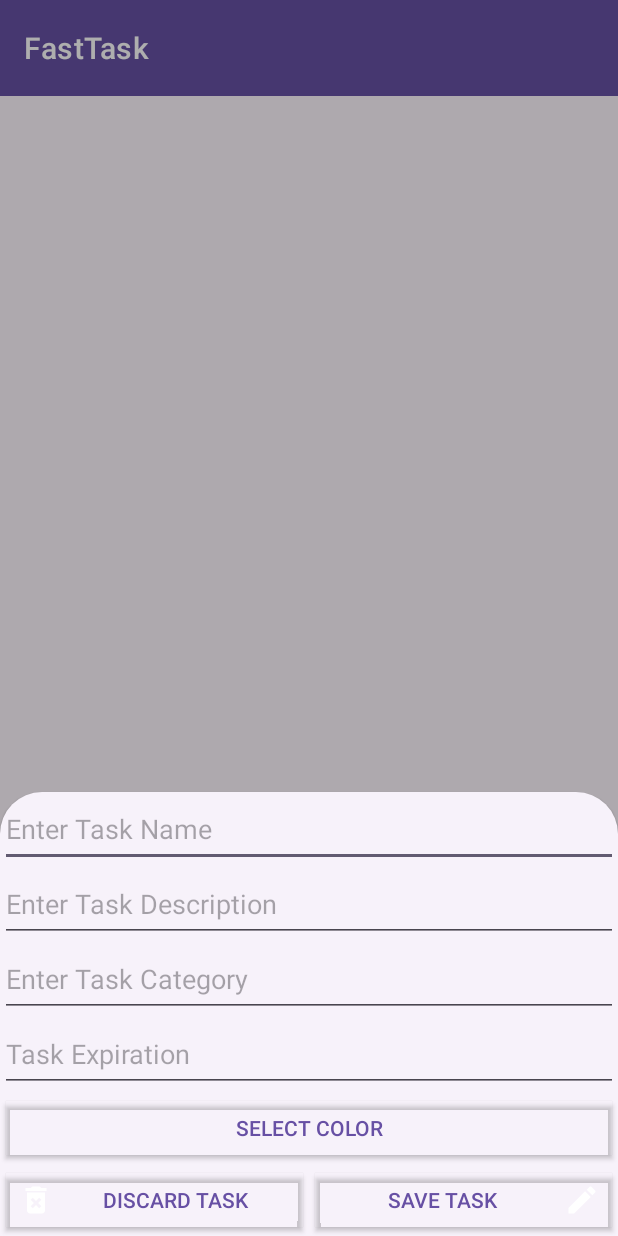
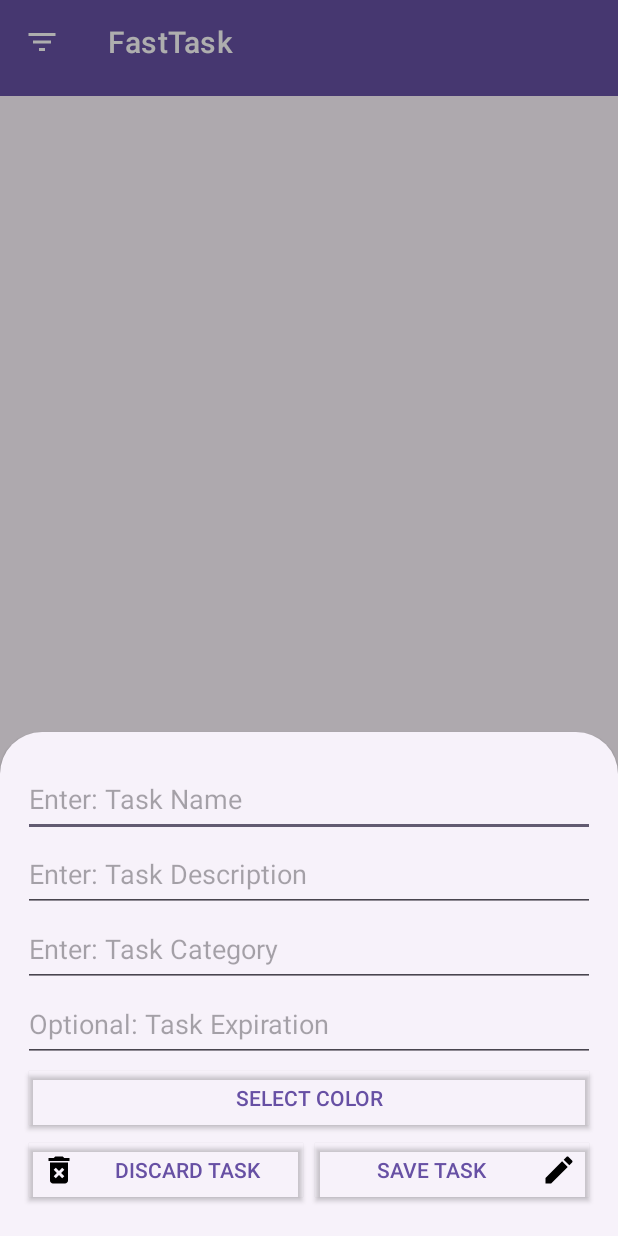
Before and after one commit to jagernet-ops/fast-task, an Android app: the screen it shows after launch (MainActivity), after a tap on "Add Task", on a phone screen of 412 x 824 dp. Run offline under Robolectric (Android 15) with nearby library versions, the phone set to English and light mode, and no system bars; libraries missing offline, so code that uses them is left out: com.github.dhaval2404.colorpicker.

Commit message:
updated task object construction in getAllTasks method and made task name the only mandatory field for task construction

```diff
--- a/app/src/main/java/com/jager/fasttask/Adapter/ToDoAdapter.java
+++ b/app/src/main/java/com/jager/fasttask/Adapter/ToDoAdapter.java
@@ -9,6 +9,7 @@
 import android.widget.CompoundButton;
 import android.widget.ImageView;
 import android.widget.TextView;
+import android.util.Log;
 
 import androidx.annotation.NonNull;
 import androidx.recyclerview.widget.RecyclerView;
@@ -51,9 +52,11 @@
             @Override
             public void onCheckedChanged(CompoundButton buttonView, boolean isChecked) {
                 if(isChecked){
+                    int selectedTask = holder.getAdapterPosition();
                     task.setComplete(true);
-                    taskList.remove(task);
+                    taskList.remove(selectedTask);
                     databaseHelper.deleteTask(task);
+                    notifyDataSetChanged();
                 }
             }
         });
--- a/app/src/main/java/com/jager/fasttask/Database/TaskListContract.java
+++ b/app/src/main/java/com/jager/fasttask/Database/TaskListContract.java
@@ -5,8 +5,8 @@
     private TaskListContract() {}
     public static class TaskEntry implements BaseColumns {
         public static final String TABLE_NAME = "tasks";
-        public static final String COLUMN_NAME_CATEGORY_ID = "categoryId";
-        public static final String COLUMN_NAME_TASKNAME = "name";
+        public static final String COLUMN_NAME_CATEGORY = "category";
+        public static final String COLUMN_NAME_TASK_NAME = "name";
         public static final String COLUMN_NAME_DESCRIPTION = "description";
         public static final String COLUMN_NAME_COLOR = "color";
         public static final String COLUMN_NAME_EXPIRATION = "expirationDate";
--- a/app/src/main/java/com/jager/fasttask/Database/TaskListDatabase.java
+++ b/app/src/main/java/com/jager/fasttask/Database/TaskListDatabase.java
@@ -5,11 +5,11 @@
 
 import com.jager.fasttask.Task;
 import com.jager.fasttask.Database.TaskListContract.TaskEntry;
-import com.jager.fasttask.Database.CategoryListContract.CategoryEntry;
 
 import android.database.Cursor;
 import android.database.sqlite.SQLiteDatabase;
 import android.database.sqlite.SQLiteOpenHelper;
+import android.util.Log;
 
 import java.util.ArrayList;
 import java.util.Date;
@@ -17,24 +17,18 @@
 
 public class TaskListDatabase extends SQLiteOpenHelper {
     private static final String SQL_CREATE_TASK_ENTRIES =
-            "CREATE TABLE IF NOT EXISTS " + TaskEntry.TABLE_NAME + " (" +
+            "CREATE TABLE " + TaskEntry.TABLE_NAME + " (" +
                     TaskEntry._ID + " INTEGER PRIMARY KEY," +
-                    TaskEntry.COLUMN_NAME_CATEGORY_ID + " INTEGER," +
-                    TaskEntry.COLUMN_NAME_TASKNAME + " TEXT, " +
+                    TaskEntry.COLUMN_NAME_CATEGORY + " TEXT," +
+                    TaskEntry.COLUMN_NAME_TASK_NAME + " TEXT, " +
                     TaskEntry.COLUMN_NAME_DESCRIPTION + " TEXT, " +
                     TaskEntry.COLUMN_NAME_COLOR + " TEXT, " +
                     TaskEntry.COLUMN_NAME_EXPIRATION + " TEXT, " +
                     TaskEntry.COLUMN_NAME_CREATION + " TEXT, " +
                     TaskEntry.COLUMN_NAME_COMPLETION + " TEXT );";
-    private static final String SQL_CREATE_CATEGORIES_ENTRIES =
-            "CREATE TABLE IF NOT EXISTS " + CategoryEntry.TABLE_NAME + " (" +
-                    CategoryEntry._ID + "INTEGER PRIMARY KEY," +
-                    CategoryEntry.COLUMN_NAME_CATEGORY_NAME + "TEXT );";
     private static final String SQL_DELETE_TASK_ENTRIES =
             "DROP TABLE IF EXISTS " + TaskEntry.TABLE_NAME;
 
-    private static final String SQL_DELETE_CATEGORY_ENTRIES =
-            "DROP TABLE IF EXISTS " + CategoryEntry.TABLE_NAME;
     private static final String DATABASE_NAME = "TaskList.db";
     private static final int DATABASE_VERSION = 1;
     private static TaskListDatabase managementInstance = null;
@@ -50,20 +44,21 @@
         return managementInstance;
     }
 
+
     public void insertTask(Task task){
         SQLiteDatabase db = this.getWritableDatabase();
         ContentValues taskValues = new ContentValues();
-        taskValues.put(TaskEntry.COLUMN_NAME_TASKNAME, task.getTaskName());
+        taskValues.put(TaskEntry.COLUMN_NAME_TASK_NAME, task.getTaskName());
         taskValues.put(TaskEntry.COLUMN_NAME_DESCRIPTION, task.getTaskDescription());
         taskValues.put(TaskEntry.COLUMN_NAME_COLOR, task.getColor());
-        taskValues.put(TaskEntry.COLUMN_NAME_CREATION, task.getCreationDate().getTime());
+        taskValues.put(TaskEntry.COLUMN_NAME_CREATION, String.valueOf(task.getCreationDate().getTime()));
         if(task.getExpirationDate() != null){
             taskValues.put(TaskEntry.COLUMN_NAME_EXPIRATION, task.getExpirationDate().getTime());
         }
+        if(task.getCategory() != null){
+            taskValues.put(TaskEntry.COLUMN_NAME_CATEGORY, task.getCategory());
+        }
         db.insert(TaskEntry.TABLE_NAME, null, taskValues);
-        ContentValues categoryValues = new ContentValues();
-        categoryValues.put(CategoryEntry.COLUMN_NAME_CATEGORY_NAME, task.getCategory());
-        db.insert(CategoryEntry.TABLE_NAME, null, categoryValues);
     }
 
     public void deleteTask(Task task){
@@ -80,10 +75,9 @@
             if (allTasks != null) {
                 if (allTasks.moveToFirst()) {
                     do {
-                        Cursor categoryCursor = db.query(CategoryEntry.TABLE_NAME, null, CategoryEntry._ID + "=?", new String[]{String.valueOf(allTasks.getString(2))}, null, null, null);
-                        categoryCursor.moveToFirst();
-                        Task newTask = new Task(allTasks.getString(3), allTasks.getString(4), new Date(Long.parseLong(allTasks.getString(7))), categoryCursor.getString(1));
-                        newTask.setId(allTasks.getInt(1));
+                        Task newTask = new Task(allTasks.getString(2), allTasks.getString(1), allTasks.getString(6) != null ? new Date(Long.parseLong(allTasks.getString(6))) : new Date(), allTasks.getString(4));
+                        newTask.setId(allTasks.getInt(0));
+                        Log.d("DB TASK ID", String.valueOf(allTasks.getInt(0)));
                         taskList.add(newTask);
                     } while (allTasks.moveToNext());
                 }
@@ -97,23 +91,22 @@
     public void updateTask(Task task){
         SQLiteDatabase db = this.getWritableDatabase();
         ContentValues updatedTaskValues = new ContentValues();
-        updatedTaskValues.put(TaskEntry.COLUMN_NAME_TASKNAME, task.getTaskName());
+        updatedTaskValues.put(TaskEntry.COLUMN_NAME_TASK_NAME, task.getTaskName());
         updatedTaskValues.put(TaskEntry.COLUMN_NAME_DESCRIPTION, task.getTaskDescription());
         updatedTaskValues.put(TaskEntry.COLUMN_NAME_COLOR, task.getColor());
         updatedTaskValues.put(TaskEntry.COLUMN_NAME_CREATION, task.getCreationDate().getTime());
+        updatedTaskValues.put(TaskEntry.COLUMN_NAME_CATEGORY, task.getCategory());
         db.update(TaskEntry.TABLE_NAME, updatedTaskValues, TaskEntry._ID+"=?", new String[]{String.valueOf(task.getId())});
     }
 
     @Override
     public void onCreate(SQLiteDatabase db){
         db.execSQL(SQL_CREATE_TASK_ENTRIES);
-        db.execSQL(SQL_CREATE_CATEGORIES_ENTRIES);
     }
 
     @Override
     public void onUpgrade(SQLiteDatabase db, int oldVersion, int newVersion){
         db.execSQL(SQL_DELETE_TASK_ENTRIES);
-        db.execSQL(SQL_DELETE_CATEGORY_ENTRIES);
         onCreate(db);
     }
 
--- a/app/src/main/java/com/jager/fasttask/MainActivity.java
+++ b/app/src/main/java/com/jager/fasttask/MainActivity.java
@@ -8,15 +8,20 @@
 import android.content.DialogInterface;
 import android.database.sqlite.SQLiteDatabase;
 import android.database.Cursor;
+import android.graphics.Color;
 import android.os.Bundle;
 
+import com.google.android.material.appbar.MaterialToolbar;
 import com.google.android.material.floatingactionbutton.FloatingActionButton;
+import com.google.android.material.navigation.NavigationBarMenu;
 import com.jager.fasttask.Adapter.ToDoAdapter;
+import com.jager.fasttask.Database.TaskListContract;
 import com.jager.fasttask.Database.TaskListContract.TaskEntry;
 import com.jager.fasttask.Database.TaskListDatabase;
 
 import android.util.Log;
 import android.view.View;
+import android.widget.ImageButton;
 
 import java.util.ArrayList;
 import java.util.Collections;
@@ -27,6 +32,7 @@
     private FloatingActionButton addTodoButton;
     private List<Task> renderedTaskList;
     private ToDoAdapter toDoAdapter;
+    private MaterialToolbar filterButton;
 
 
     @Override
@@ -35,11 +41,22 @@
         setContentView(R.layout.activity_main);
         toDoRecycler = findViewById(R.id.recyclerview);
         addTodoButton = findViewById(R.id.fabButton);
+        filterButton = findViewById(R.id.topAppBar);
+        filterButton.setNavigationOnClickListener(new View.OnClickListener() {
+            @Override
+            public void onClick(View v) {
+
+            }
+        });
         renderedTaskList = new ArrayList<>();
         toDoAdapter = new ToDoAdapter(this);
         toDoRecycler.setHasFixedSize(true);
         toDoRecycler.setLayoutManager(new LinearLayoutManager(this));
         toDoRecycler.setAdapter(toDoAdapter);
+        renderedTaskList = TaskListDatabase.getManagementInstance(getApplicationContext()).getAllTasks();
+        Collections.reverse(renderedTaskList);
+        toDoAdapter.setTaskList(renderedTaskList);
+        toDoAdapter.notifyDataSetChanged();
         addTodoButton.setOnClickListener(new View.OnClickListener() {
             @Override
             public void onClick(View v) {
--- a/app/src/main/java/com/jager/fasttask/Task.java
+++ b/app/src/main/java/com/jager/fasttask/Task.java
@@ -7,7 +7,7 @@
     private boolean isComplete = false;
     private final String taskName;
     private final String taskDescription;
-    private final String color;
+    private String color;
     private final Date creationDate;
     private final String category;
     private final Date completionDate;
@@ -76,6 +76,10 @@
         return color;
     }
 
+    public void setColor(String hexColor){
+        this.color = hexColor;
+    }
+
     public Date getCreationDate() {
         return creationDate;
     }
--- /dev/null
+++ b/app/src/main/res/drawable/baseline_add_24.xml
@@ -0,0 +1,5 @@
+<vector android:height="24dp" android:tint="#FFFFFF"
+    android:viewportHeight="24" android:viewportWidth="24"
+    android:width="24dp" xmlns:android="http://schemas.android.com/apk/res/android">
+    <path android:fillColor="@android:color/white" android:pathData="M19,13h-6v6h-2v-6H5v-2h6V5h2v6h6v2z"/>
+</vector>
--- a/app/src/main/res/drawable/baseline_create_24.xml
+++ b/app/src/main/res/drawable/baseline_create_24.xml
@@ -1,4 +1,4 @@
-<vector android:height="24dp" android:tint="#FFFFFF"
+<vector android:height="24dp" android:tint="#000000"
     android:viewportHeight="24" android:viewportWidth="24"
     android:width="24dp" xmlns:android="http://schemas.android.com/apk/res/android">
     <path android:fillColor="@android:color/white" android:pathData="M3,17.25V21h3.75L17.81,9.94l-3.75,-3.75L3,17.25zM20.71,7.04c0.39,-0.39 0.39,-1.02 0,-1.41l-2.34,-2.34c-0.39,-0.39 -1.02,-0.39 -1.41,0l-1.83,1.83 3.75,3.75 1.83,-1.83z"/>
--- a/app/src/main/res/drawable/baseline_delete_forever_24.xml
+++ b/app/src/main/res/drawable/baseline_delete_forever_24.xml
@@ -1,4 +1,4 @@
-<vector android:height="24dp" android:tint="#FFFFFF"
+<vector android:height="24dp" android:tint="#000000"
     android:viewportHeight="24" android:viewportWidth="24"
     android:width="24dp" xmlns:android="http://schemas.android.com/apk/res/android">
     <path android:fillColor="@android:color/white" android:pathData="M6,19c0,1.1 0.9,2 2,2h8c1.1,0 2,-0.9 2,-2L18,7L6,7v12zM8.46,11.88l1.41,-1.41L12,12.59l2.12,-2.12 1.41,1.41L13.41,14l2.12,2.12 -1.41,1.41L12,15.41l-2.12,2.12 -1.41,-1.41L10.59,14l-2.13,-2.12zM15.5,4l-1,-1h-5l-1,1L5,4v2h14L19,4z"/>
--- /dev/null
+++ b/app/src/main/res/drawable/baseline_filter_list_24.xml
@@ -0,0 +1,5 @@
+<vector android:height="24dp" android:tint="#FFFFFF"
+    android:viewportHeight="24" android:viewportWidth="24"
+    android:width="24dp" xmlns:android="http://schemas.android.com/apk/res/android">
+    <path android:fillColor="@android:color/white" android:pathData="M10,18h4v-2h-4v2zM3,6v2h18L21,6L3,6zM6,13h12v-2L6,11v2z"/>
+</vector>
--- a/app/src/main/res/layout/activity_main.xml
+++ b/app/src/main/res/layout/activity_main.xml
@@ -11,6 +11,8 @@
         android:layout_width="match_parent"
         android:layout_height="?attr/actionBarSize"
         app:title="@string/app_name"
+        app:navigationIcon="@drawable/baseline_filter_list_24"
+        app:titleMarginBottom="23dp"
         style="@style/Widget.MaterialComponents.Toolbar.Primary"
         />
 
@@ -33,7 +35,7 @@
         android:layout_marginEnd="30dp"
         android:layout_marginBottom="30dp"
         android:contentDescription="@string/add_task"
-        android:src="@drawable/baseline_add_circle_outline_24"
+        android:src="@drawable/baseline_add_24"
         app:maxImageSize="40dp" />
 
 </RelativeLayout>
--- a/app/src/main/res/layout/new_task_gen.xml
+++ b/app/src/main/res/layout/new_task_gen.xml
@@ -6,41 +6,55 @@
         android:layout_width="match_parent"
         android:layout_height="50dp"
         android:inputType="text"
+        android:layout_marginTop="20dp"
         android:maxLength="14"
+        android:layout_marginRight="15dp"
+        android:layout_marginLeft="15dp"
         android:id="@+id/taskname"
-        android:hint="Enter Task Name"/>
+        android:hint="Enter: Task Name"/>
     <EditText
         android:layout_width="match_parent"
         android:layout_height="50dp"
         android:inputType="text"
+        android:layout_marginRight="15dp"
+        android:layout_marginLeft="15dp"
         android:id="@+id/taskdescription"
         android:layout_below="@+id/taskname"
-        android:hint="Enter Task Description"/>
+        android:hint="Enter: Task Description"/>
     <EditText
         android:layout_width="match_parent"
         android:layout_height="50dp"
+        android:layout_marginRight="15dp"
+        android:layout_marginLeft="15dp"
         android:id="@+id/taskcategory"
         android:inputType="text"
         android:maxLength="14"
         android:layout_below="@+id/taskdescription"
-        android:hint="Enter Task Category"/>
+        android:hint="Enter: Task Category"/>
     <EditText
         android:layout_width="match_parent"
         android:layout_height="50dp"
+        android:layout_marginRight="15dp"
+        android:layout_marginLeft="15dp"
         android:id="@+id/taskexpiration"
         android:inputType="datetime"
         android:layout_below="@+id/taskcategory"
-        android:hint="Task Expiration"/>
+        android:hint="Optional: Task Expiration"/>
     <Button
         android:id="@+id/colorselectbutton"
         style="@style/Widget.AppCompat.Button"
         android:layout_width="match_parent"
+        android:layout_marginRight="15dp"
+        android:layout_marginLeft="15dp"
         android:layout_height="wrap_content"
         android:layout_below="@+id/taskexpiration"
         android:text="Select Color" />
     <LinearLayout
         android:layout_width="match_parent"
         android:layout_height="wrap_content"
+        android:layout_marginRight="15dp"
+        android:layout_marginLeft="15dp"
+        android:layout_marginBottom="20dp"
         android:layout_below="@+id/colorselectbutton">
         <Button
             android:layout_width="match_parent"
```
Also changed, not shown: app/src/main/java/com/jager/fasttask/Database/CategoryListContract.java (deleted, +0 -12 lines), app/src/main/java/com/jager/fasttask/DefaultColors.java (+4 -4 lines), app/src/main/java/com/jager/fasttask/NewTaskFragment.java (+9 -47 lines).
